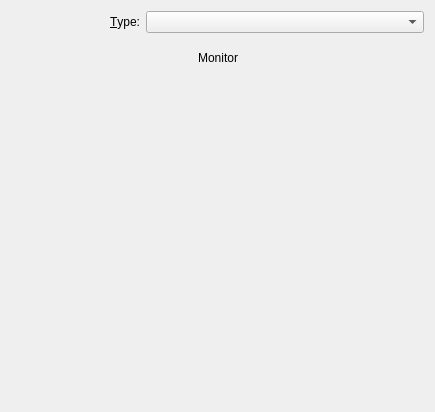
mgottschlag/kwin-tiling, file libs/plasmagenericshell/BackgroundDialog.ui: the form before one commit.
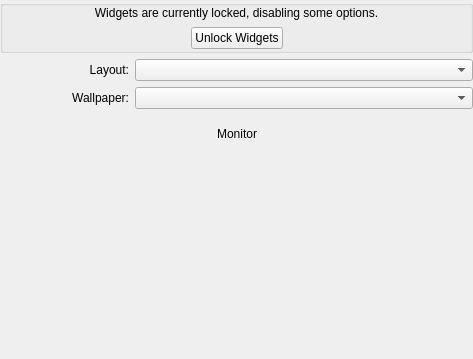
The form after the commit.

Commit message: * don't set the activity settings here; that all belongs in the activity manager * save/restore size properly * add an "unlock widgets" button like in the system tray when things are locked * attention to margins, etc. BUG:250226

```diff
--- a/libs/plasmagenericshell/BackgroundDialog.ui
+++ b/libs/plasmagenericshell/BackgroundDialog.ui
@@ -6,8 +6,8 @@
    <rect>
     <x>0</x>
     <y>0</y>
-    <width>435</width>
-    <height>412</height>
+    <width>473</width>
+    <height>359</height>
    </rect>
   </property>
   <property name="sizePolicy">
@@ -23,8 +23,76 @@
    </size>
   </property>
   <layout class="QGridLayout" name="gridLayout">
-   <item row="0" column="0">
-    <widget class="QLabel" name="m_wallpaperTypeLabel">
+   <property name="margin">
+    <number>0</number>
+   </property>
+   <item row="0" column="0" colspan="2">
+    <widget class="QGroupBox" name="widgetLocking">
+     <property name="title">
+      <string/>
+     </property>
+     <property name="flat">
+      <bool>true</bool>
+     </property>
+     <layout class="QVBoxLayout" name="verticalLayout_2">
+      <property name="margin">
+       <number>0</number>
+      </property>
+      <item>
+       <widget class="QLabel" name="unlockLabel">
+        <property name="text">
+         <string>Widgets are currently locked, disabling some options.</string>
+        </property>
+        <property name="alignment">
+         <set>Qt::AlignCenter</set>
+        </property>
+        <property name="wordWrap">
+         <bool>true</bool>
+        </property>
+       </widget>
+      </item>
+      <item>
+       <layout class="QHBoxLayout" name="horizontalLayout_2">
+        <item>
+         <spacer name="horizontalSpacer_3">
+          <property name="orientation">
+           <enum>Qt::Horizontal</enum>
+          </property>
+          <property name="sizeHint" stdset="0">
+           <size>
+            <width>34</width>
+            <height>24</height>
+           </size>
+          </property>
+         </spacer>
+        </item>
+        <item>
+         <widget class="QPushButton" name="unlockButton">
+          <property name="text">
+           <string>Unlock Widgets</string>
+          </property>
+         </widget>
+        </item>
+        <item>
+         <spacer name="horizontalSpacer_4">
+          <property name="orientation">
+           <enum>Qt::Horizontal</enum>
+          </property>
+          <property name="sizeHint" stdset="0">
+           <size>
+            <width>34</width>
+            <height>24</height>
+           </size>
+          </property>
+         </spacer>
+        </item>
+       </layout>
+      </item>
+     </layout>
+    </widget>
+   </item>
+   <item row="1" column="0">
+    <widget class="QLabel" name="containmentLabel">
      <property name="sizePolicy">
       <sizepolicy hsizetype="Preferred" vsizetype="Fixed">
        <horstretch>0</horstretch>
@@ -38,7 +106,7 @@
       </size>
      </property>
      <property name="text">
-      <string>&amp;Type:</string>
+      <string>Layout:</string>
      </property>
      <property name="alignment">
       <set>Qt::AlignRight|Qt::AlignTrailing|Qt::AlignVCenter</set>
@@ -48,8 +116,43 @@
      </property>
     </widget>
    </item>
-   <item row="0" column="1">
-    <widget class="QComboBox" name="m_wallpaperMode">
+   <item row="1" column="1">
+    <widget class="QComboBox" name="containmentComboBox">
+     <property name="sizePolicy">
+      <sizepolicy hsizetype="Expanding" vsizetype="Fixed">
+       <horstretch>0</horstretch>
+       <verstretch>0</verstretch>
+      </sizepolicy>
+     </property>
+    </widget>
+   </item>
+   <item row="2" column="0">
+    <widget class="QLabel" name="wallpaperTypeLabel">
+     <property name="sizePolicy">
+      <sizepolicy hsizetype="Preferred" vsizetype="Fixed">
+       <horstretch>0</horstretch>
+       <verstretch>0</verstretch>
+      </sizepolicy>
+     </property>
+     <property name="minimumSize">
+      <size>
+       <width>129</width>
+       <height>0</height>
+      </size>
+     </property>
+     <property name="text">
+      <string>Wallpaper:</string>
+     </property>
+     <property name="alignment">
+      <set>Qt::AlignRight|Qt::AlignTrailing|Qt::AlignVCenter</set>
+     </property>
+     <property name="buddy">
+      <cstring>wallpaperMode</cstring>
+     </property>
+    </widget>
+   </item>
+   <item row="2" column="1">
+    <widget class="QComboBox" name="wallpaperMode">
      <property name="sizePolicy">
       <sizepolicy hsizetype="Expanding" vsizetype="Fixed">
        <horstretch>1</horstretch>
@@ -64,8 +167,8 @@
      </property>
     </widget>
    </item>
-   <item row="1" column="0" colspan="2">
-    <widget class="QWidget" name="m_monitorWidget" native="true">
+   <item row="3" column="0" colspan="2">
+    <widget class="QWidget" name="monitorWidget" native="true">
      <layout class="QHBoxLayout" name="horizontalLayout">
       <item>
        <spacer name="horizontalSpacer">
@@ -112,8 +215,8 @@
      </layout>
     </widget>
    </item>
-   <item row="2" column="0" colspan="2">
-    <widget class="QWidget" name="m_wallpaperGroup" native="true">
+   <item row="4" column="0" colspan="2">
+    <widget class="QWidget" name="wallpaperGroup" native="true">
      <property name="sizePolicy">
       <sizepolicy hsizetype="Expanding" vsizetype="Expanding">
        <horstretch>0</horstretch>
```
Left out of the diff: 4 changed lines with no effect on the pictures. The commit also changes 4 other files.
